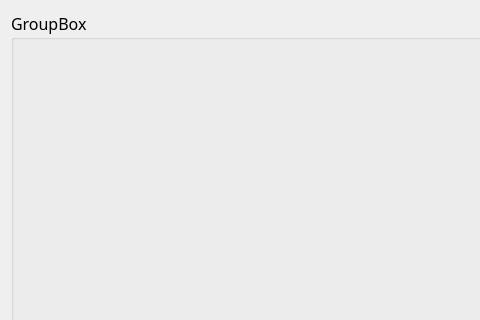
ChinaClever/CleverManagerV3, file CleverManagerV3/common/logcom/logcomwid.ui: the form before one commit; both pictures show x 0 to 480 and y 0 to 320 of the 774 by 545 pixel window.
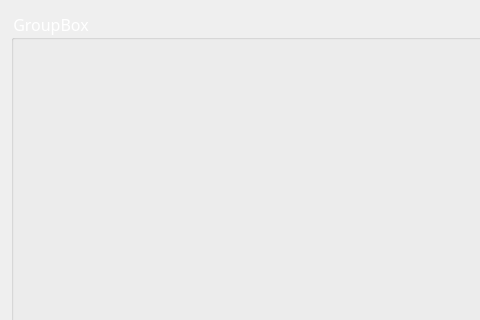
The form after the commit.

```diff
--- a/CleverManagerV3/common/logcom/logcomwid.ui
+++ b/CleverManagerV3/common/logcom/logcomwid.ui
@@ -22,6 +22,9 @@
        <pointsize>12</pointsize>
       </font>
      </property>
+     <property name="styleSheet">
+      <string notr="true">color:rgb(255,255,255)</string>
+     </property>
      <property name="title">
       <string>GroupBox</string>
      </property>
```
Left out of the diff: 9 changed lines with no effect on the pictures.
